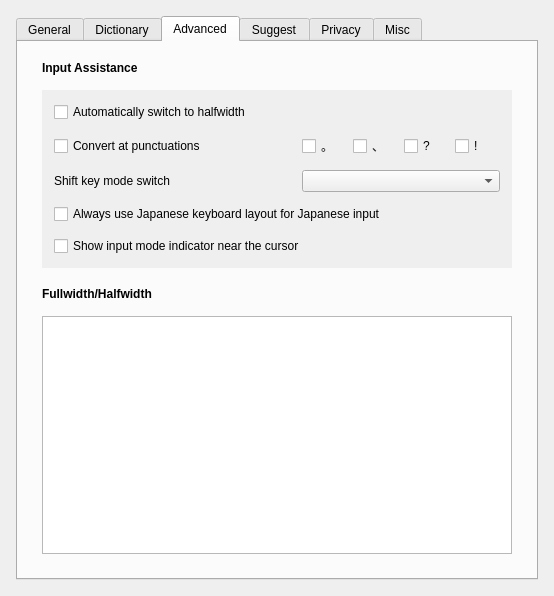
First picture: the form in src/gui/config_dialog/config_dialog.ui, repository yoshikiobata/mozc, before the edit.
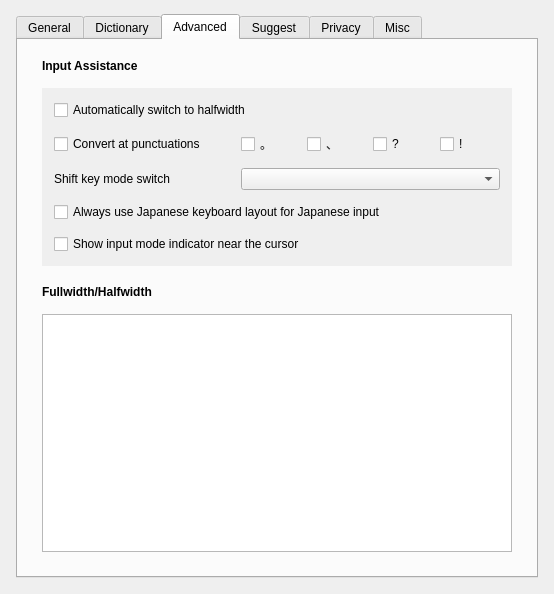
Second picture: the form after the edit. The open tabs and pages were chosen to show the change. Custom widgets are drawn as their Qt base class.

```diff
--- a/src/gui/config_dialog/config_dialog.ui
+++ b/src/gui/config_dialog/config_dialog.ui
@@ -37,7 +37,7 @@
     <x>0</x>
     <y>0</y>
     <width>554</width>
-    <height>596</height>
+    <height>594</height>
    </rect>
   </property>
   <property name="sizePolicy">
@@ -49,13 +49,13 @@
   <property name="minimumSize">
    <size>
     <width>554</width>
-    <height>596</height>
+    <height>594</height>
    </size>
   </property>
   <property name="maximumSize">
    <size>
     <width>554</width>
-    <height>596</height>
+    <height>594</height>
    </size>
   </property>
   <property name="windowTitle">
@@ -72,7 +72,7 @@
      <x>0</x>
      <y>0</y>
      <width>554</width>
-     <height>596</height>
+     <height>594</height>
     </rect>
    </property>
    <layout class="QVBoxLayout" name="dialogRootLayout">
@@ -83,7 +83,7 @@
      <number>16</number>
     </property>
     <property name="topMargin">
-     <number>16</number>
+     <number>14</number>
     </property>
     <property name="rightMargin">
      <number>16</number>
@@ -870,12 +870,6 @@
            </item>
            <item row="1" column="4">
             <widget class="QCheckBox" name="toutenCheckBox">
-             <property name="maximumSize">
-              <size>
-               <width>45</width>
-               <height>16777215</height>
-              </size>
-             </property>
              <property name="text">
               <string>、</string>
              </property>
@@ -883,12 +877,6 @@
            </item>
            <item row="1" column="5">
             <widget class="QCheckBox" name="questionMarkCheckBox">
-             <property name="maximumSize">
-              <size>
-               <width>45</width>
-               <height>16777215</height>
-              </size>
-             </property>
              <property name="text">
               <string>?</string>
              </property>
@@ -903,12 +891,6 @@
            </item>
            <item row="1" column="3">
             <widget class="QCheckBox" name="kutenCheckBox">
-             <property name="maximumSize">
-              <size>
-               <width>45</width>
-               <height>16777215</height>
-              </size>
-             </property>
              <property name="text">
               <string>。</string>
              </property>
@@ -916,12 +898,6 @@
            </item>
            <item row="1" column="6">
             <widget class="QCheckBox" name="exclamationMarkCheckBox">
-             <property name="maximumSize">
-              <size>
-               <width>45</width>
-               <height>16777215</height>
-              </size>
-             </property>
              <property name="text">
               <string>!</string>
              </property>
```
